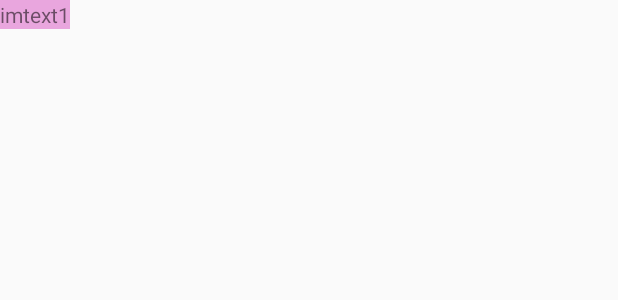
After one commit to N0mercy00/Study01_Kotlin, an Android app: the layout resource_example.xml on its own in the app's theme, with its tools: preview values and no code run, on a phone screen of 412 x 824 dp. The commit adds this screen. Shown: the top 300 px of the screen. Run offline under Robolectric (Android 15) with nearby library versions, the phone set to English and light mode, and no system bars.

Commit message:
res Example

```diff
--- /dev/null
+++ b/app/src/main/res/layout/resource_example.xml
@@ -0,0 +1,12 @@
+<?xml version="1.0" encoding="utf-8"?>
+<androidx.constraintlayout.widget.ConstraintLayout
+    xmlns:android="http://schemas.android.com/apk/res/android" android:layout_width="match_parent"
+    android:layout_height="match_parent">
+
+    <TextView
+        android:layout_width="wrap_content"
+        android:layout_height="wrap_content"
+        android:text="imtext1"
+        android:background="@color/testColor"/>
+
+</androidx.constraintlayout.widget.ConstraintLayout>
--- a/app/src/main/res/values/colors.xml
+++ b/app/src/main/res/values/colors.xml
@@ -7,4 +7,5 @@
     <color name="teal_700">#FF018786</color>
     <color name="black">#FF000000</color>
     <color name="white">#FFFFFFFF</color>
+    <color name="testColor">#65CF26B3</color>
 </resources>
--- a/app/src/main/res/values/strings.xml
+++ b/app/src/main/res/values/strings.xml
@@ -1,3 +1,4 @@
 <resources>
     <string name="app_name">Study01_Kotlin</string>
+    <string name="hello">hello im string no.1</string>
 </resources>
```
Also changed, not shown: app/src/main/AndroidManifest.xml (+5 -5 lines), app/src/main/java/com/example/study01_kotlin/Resource.kt (added, +23 -0 lines), app/src/main/res/layout/activity_resource.xml (added, +9 -0 lines).
